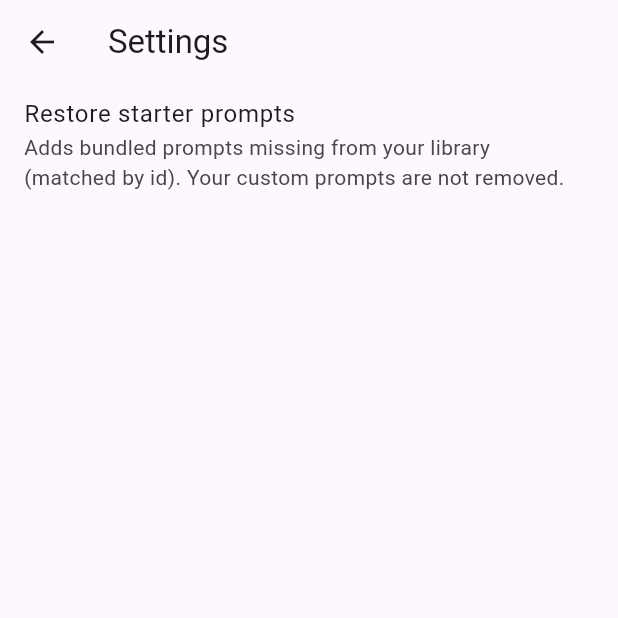
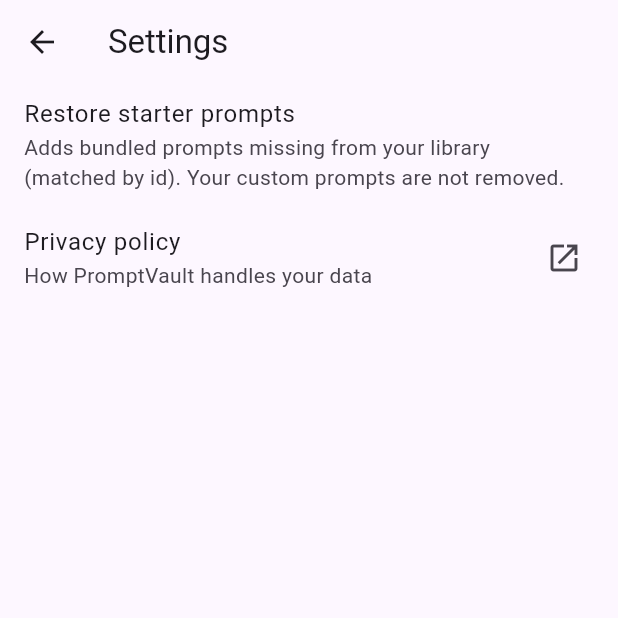
Before and after one commit to aarunbhardwaj/prompt-vault, a Flutter app: the SettingsScreen screen opened by its route, on a phone screen of 412 x 824 dp, the top half of it. Run offline on Flutter 3.47's test engine with Material 3 defaults, Android fonts, the phone set to English and light mode, and no system bars; our stand-ins replace flutter_riverpod, freezed_annotation, go_router, shared_preferences, sqflite; accounts and stored records are empty.

Commit message:
E6-T4: Add privacy policy page and Settings link
Co-authored-by: Cursor <cursoragent@cursor.com>

```diff
--- /dev/null
+++ b/lib/core/constants/legal_urls.dart
@@ -0,0 +1,3 @@
+/// Public legal pages (GitHub Pages from repo `docs/` on `main`).
+const String kPrivacyPolicyUrl =
+    'https://aarunbhardwaj.github.io/prompt-vault/privacy/';
--- a/lib/features/settings/presentation/settings_screen.dart
+++ b/lib/features/settings/presentation/settings_screen.dart
@@ -1,7 +1,9 @@
 import 'package:flutter/material.dart';
 import 'package:flutter_riverpod/flutter_riverpod.dart';
 import 'package:go_router/go_router.dart';
+import 'package:prompt_vault/core/constants/legal_urls.dart';
 import 'package:prompt_vault/features/starter/data/starter_providers.dart';
+import 'package:url_launcher/url_launcher.dart';
 
 class SettingsScreen extends ConsumerWidget {
   const SettingsScreen({super.key});
@@ -37,6 +39,28 @@ class SettingsScreen extends ConsumerWidget {
               ).showSnackBar(SnackBar(content: Text(message)));
             },
           ),
+          ListTile(
+            title: const Text('Privacy policy'),
+            subtitle: const Text('How PromptVault handles your data'),
+            trailing: const Icon(Icons.open_in_new),
+            onTap: () async {
+              final uri = Uri.parse(kPrivacyPolicyUrl);
+              final opened = await launchUrl(
+                uri,
+                mode: LaunchMode.externalApplication,
+              );
+              if (!context.mounted) {
+                return;
+              }
+              if (!opened) {
+                ScaffoldMessenger.of(context).showSnackBar(
+                  const SnackBar(
+                    content: Text('Could not open privacy policy link'),
+                  ),
+                );
+              }
+            },
+          ),
         ],
       ),
     );
--- a/pubspec.yaml
+++ b/pubspec.yaml
@@ -41,6 +41,7 @@ dependencies:
   freezed_annotation: ^2.4.4
   json_annotation: ^4.9.0
   shared_preferences: ^2.5.3
+  url_launcher: ^6.3.1
 
 dev_dependencies:
   flutter_test:
```
Also changed, not shown: .cursor/sprint-state.json, pubspec.lock, 3 other files.
